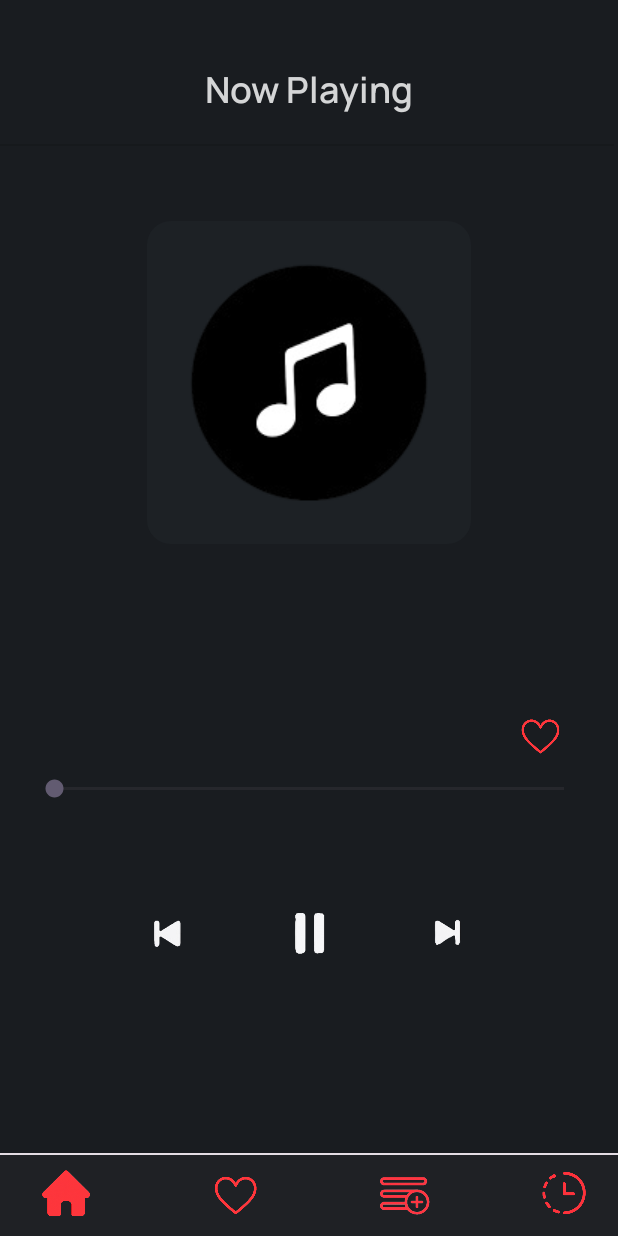
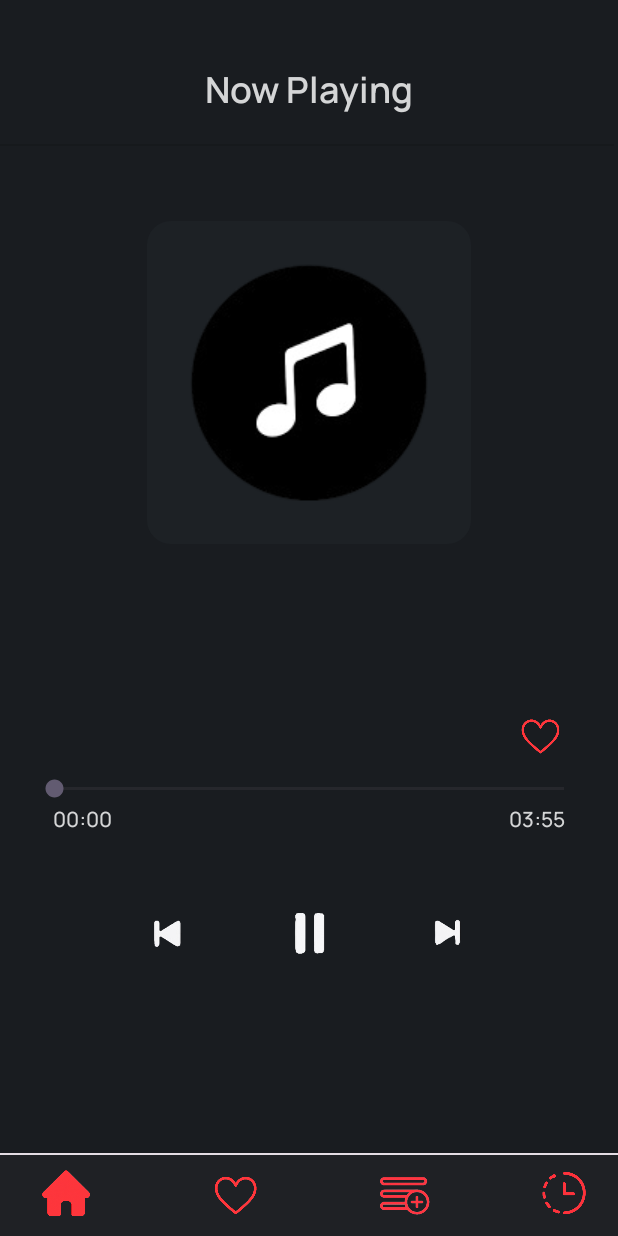
Before and after one commit to Anurag-spidercode/dChord, an Android app: the fragment playsonglist placed in its activity, after a tap on an icon or button, on a phone screen of 412 x 824 dp. Run offline under Robolectric (Android 15) with nearby library versions, the phone set to English and light mode, and no system bars.

Commit message:
setting up seekbar

```diff
--- a/app/src/main/java/com/example/dchord/foregroundservice.java
+++ b/app/src/main/java/com/example/dchord/foregroundservice.java
@@ -41,7 +41,7 @@ public class foregroundservice extends Service {
     String path;
     int index = 0;
 
-    public MediaPlayer  mediaPlayer;
+    public static MediaPlayer  mediaPlayer;
     Singleton singleton = Singleton.getInstance();
     private List<data> list;
     private final BroadcastReceiver notificationReceiver = new BroadcastReceiver() {
--- a/app/src/main/java/com/example/dchord/playsonglist.java
+++ b/app/src/main/java/com/example/dchord/playsonglist.java
@@ -12,19 +12,23 @@ import androidx.fragment.app.Fragment;
 import androidx.lifecycle.Observer;
 import androidx.lifecycle.ViewModelProvider;
 
+import android.os.Handler;
 import android.view.LayoutInflater;
 import android.view.View;
 import android.view.ViewGroup;
 import android.widget.ImageView;
+import android.widget.SeekBar;
 import android.widget.TextView;
 
 import java.util.ArrayList;
 import java.util.List;
+import com.example.dchord.foregroundservice;
 
 
 public class playsonglist extends Fragment {
     Singleton singleton = Singleton.getInstance();
-    TextView title , artist;
+    TextView title , artist, startingtime, endtime;
+    SeekBar seekBar;
 
     private List<data> list = new ArrayList<>();
     ImageView previous, play, pause, next;
@@ -45,6 +49,28 @@ public class playsonglist extends Fragment {
     };
 
 
+    private Handler handler = new Handler();
+    private Runnable updateseekbar = new Runnable() {
+        @Override
+        public void run() {
+            if(foregroundservice.mediaPlayer!=null && foregroundservice.mediaPlayer.isPlaying() ){
+                int totalDuration = foregroundservice.mediaPlayer.getDuration();
+                int currentPosition = foregroundservice.mediaPlayer.getCurrentPosition();
+
+                if (seekBar.getMax() != totalDuration) { // default is 100, update once when real value is available
+                    seekBar.setMax(totalDuration);
+                }
+                seekBar.setProgress(currentPosition);
+                startingtime.setText(formatTime(currentPosition));
+                endtime.setText(formatTime(totalDuration));
+                handler.postDelayed(this,1000);
+            }
+        }
+    };
+
+
+
+
     public playsonglist(){
         //empty
     }
@@ -55,6 +81,11 @@ public class playsonglist extends Fragment {
         View view = inflater.inflate(R.layout.fragment_playsonglist, container, false);
         title = view.findViewById(R.id.titlelist);
         artist = view.findViewById(R.id.artistlist);
+
+        seekBar = view.findViewById(R.id.seekBar);
+
+        startingtime = view.findViewById(R.id.starting);
+        endtime = view.findViewById(R.id.ending);
 
         previous = view.findViewById(R.id.previousplay);
         play = view.findViewById(R.id.playplay);
@@ -72,14 +103,13 @@ public class playsonglist extends Fragment {
             artist.setText(newArtist);
         });
 
-
-
         play.setOnClickListener(new View.OnClickListener() {
             @Override
             public void onClick(View v) {
                 play.setVisibility(View.INVISIBLE);
                 pause.setVisibility(View.VISIBLE);
                 message("start");
+                handler.postDelayed(updateseekbar, 1000);
             }
         });
 
@@ -89,6 +119,7 @@ public class playsonglist extends Fragment {
                 play.setVisibility(View.VISIBLE);
                 pause.setVisibility(View.INVISIBLE);
                 message("pause");
+                handler.removeCallbacks(updateseekbar);
             }
         });
 
@@ -109,12 +140,38 @@ public class playsonglist extends Fragment {
                 message("previous");
             }
         });
+
+
+        seekBar.setOnSeekBarChangeListener(new SeekBar.OnSeekBarChangeListener() {
+            @Override
+            public void onProgressChanged(SeekBar seekBar, int progress, boolean fromUser) {
+                if(fromUser)
+                {
+                    foregroundservice.mediaPlayer.seekTo(progress);
+                }
+            }
+
+            @Override
+            public void onStartTrackingTouch(SeekBar seekBar) {
+
+            }
+
+            @Override
+            public void onStopTrackingTouch(SeekBar seekBar) {
+
+            }
+        });
         return view;
     }
 
     @Override
     public void onResume() {
         super.onResume();
+
+        if (foregroundservice.mediaPlayer != null && foregroundservice.mediaPlayer.isPlaying()) {
+            handler.post(updateseekbar);
+        }
+
         if(singleton.isPlaying()){
             play.setVisibility(View.INVISIBLE);
             pause.setVisibility(View.VISIBLE);
@@ -137,6 +194,11 @@ public class playsonglist extends Fragment {
         requireContext().unregisterReceiver(playbackReceiver);
     }
 
+    private String formatTime(int timeInMillis) {
+        int minutes = timeInMillis / 1000 / 60;
+        int seconds = timeInMillis / 1000 % 60;
+        return String.format("%02d:%02d", minutes, seconds);
+    }
 
     private void message(String action){
         Intent intent = new Intent(context, foregroundservice.class);
--- a/app/src/main/res/layout/fragment_playsonglist.xml
+++ b/app/src/main/res/layout/fragment_playsonglist.xml
@@ -155,4 +155,26 @@
         app:layout_constraintStart_toStartOf="parent"
         app:layout_constraintTop_toBottomOf="@+id/artistlist"
         app:layout_constraintVertical_bias="1.0" />
+
+    <TextView
+        android:id="@+id/starting"
+        android:layout_width="wrap_content"
+        android:layout_height="wrap_content"
+        android:layout_marginStart="35dp"
+        android:fontFamily="@font/manrope_medium"
+        android:text="00:00"
+        android:textColor="#D4D5D6"
+        app:layout_constraintStart_toStartOf="parent"
+        app:layout_constraintTop_toBottomOf="@+id/seekBar" />
+
+    <TextView
+        android:id="@+id/ending"
+        android:layout_width="wrap_content"
+        android:layout_height="wrap_content"
+        android:layout_marginEnd="35dp"
+        android:fontFamily="@font/manrope_medium"
+        android:text="03:55"
+        android:textColor="#D4D5D6"
+        app:layout_constraintEnd_toEndOf="parent"
+        app:layout_constraintTop_toBottomOf="@+id/seekBar" />
 </androidx.constraintlayout.widget.ConstraintLayout>
```
